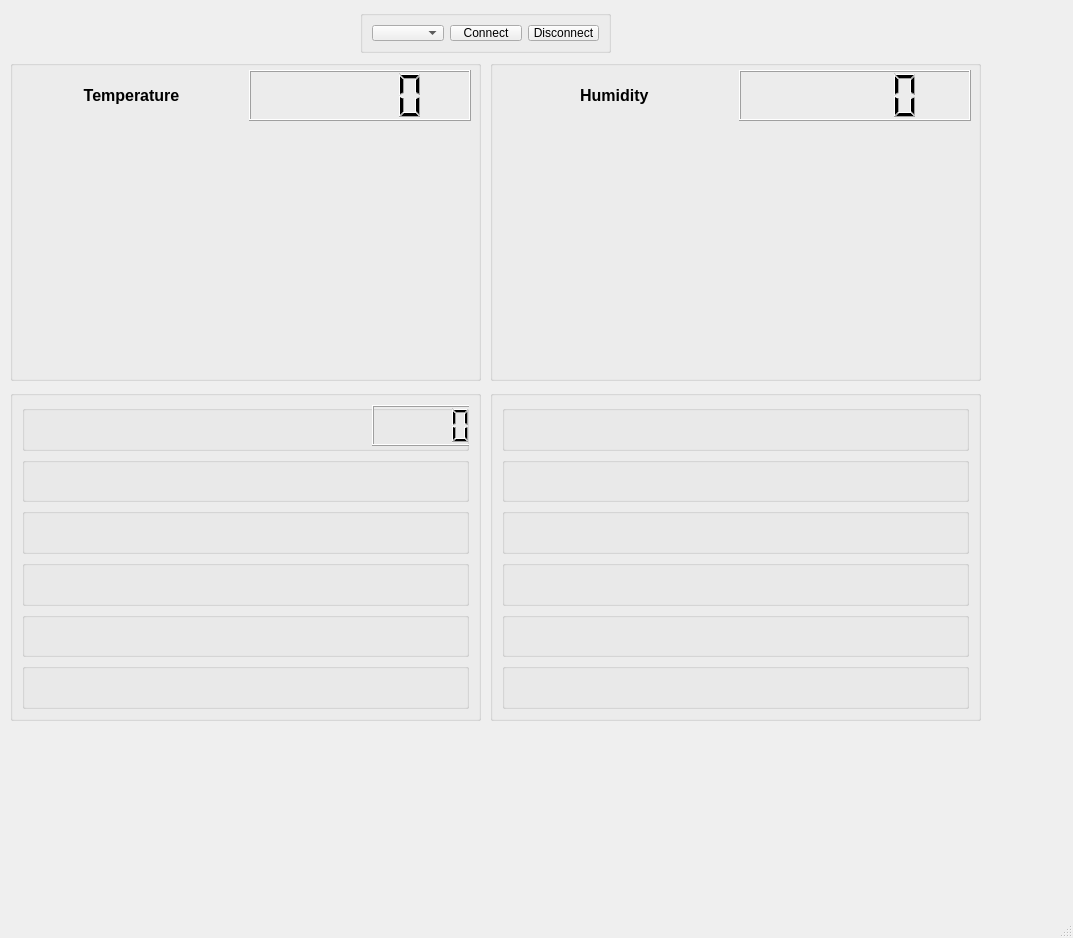
Before: the Qt Designer form WeatherStationv2/mainwindow.ui in JMikos7/it-academy, drawn with Qt 5.
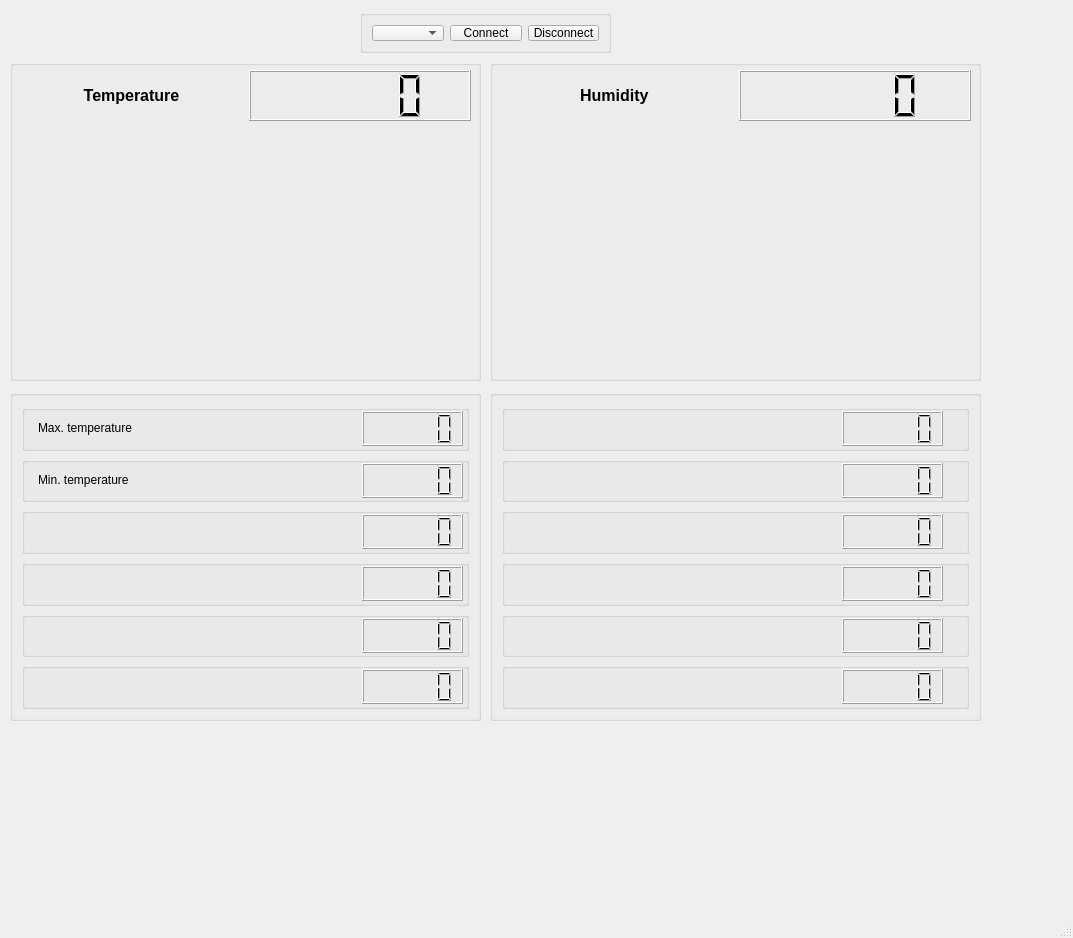
After: the same form once the commit is applied.

```diff
--- a/WeatherStationv2/mainwindow.ui
+++ b/WeatherStationv2/mainwindow.ui
@@ -200,6 +200,70 @@
      <string/>
     </property>
     <layout class="QGridLayout" name="gridLayout_2">
+     <item row="1" column="0">
+      <widget class="QGroupBox" name="groupBox_18">
+       <property name="title">
+        <string/>
+       </property>
+       <widget class="QLCDNumber" name="minLcd">
+        <property name="geometry">
+         <rect>
+          <x>340</x>
+          <y>6</y>
+          <width>101</width>
+          <height>35</height>
+         </rect>
+        </property>
+       </widget>
+       <widget class="QLabel" name="label_4">
+        <property name="geometry">
+         <rect>
+          <x>16</x>
+          <y>2</y>
+          <width>211</width>
+          <height>41</height>
+         </rect>
+        </property>
+        <property name="text">
+         <string>Min. temperature</string>
+        </property>
+       </widget>
+      </widget>
+     </item>
+     <item row="3" column="0">
+      <widget class="QGroupBox" name="groupBox_20">
+       <property name="title">
+        <string/>
+       </property>
+       <widget class="QLCDNumber" name="lcdnumber_3">
+        <property name="geometry">
+         <rect>
+          <x>340</x>
+          <y>6</y>
+          <width>101</width>
+          <height>35</height>
+         </rect>
+        </property>
+       </widget>
+      </widget>
+     </item>
+     <item row="4" column="0">
+      <widget class="QGroupBox" name="groupBox_21">
+       <property name="title">
+        <string/>
+       </property>
+       <widget class="QLCDNumber" name="lcdnumber_4">
+        <property name="geometry">
+         <rect>
+          <x>340</x>
+          <y>6</y>
+          <width>101</width>
+          <height>35</height>
+         </rect>
+        </property>
+       </widget>
+      </widget>
+     </item>
      <item row="0" column="0">
       <widget class="QGroupBox" name="groupBox_6">
        <property name="title">
@@ -208,41 +272,43 @@
        <widget class="QLCDNumber" name="maxLcd">
         <property name="geometry">
          <rect>
-          <x>350</x>
-          <y>0</y>
+          <x>340</x>
+          <y>6</y>
           <width>101</width>
+          <height>35</height>
+         </rect>
+        </property>
+       </widget>
+       <widget class="QLabel" name="label_3">
+        <property name="geometry">
+         <rect>
+          <x>16</x>
+          <y>2</y>
+          <width>211</width>
           <height>41</height>
          </rect>
         </property>
+        <property name="text">
+         <string>Max. temperature</string>
+        </property>
        </widget>
       </widget>
      </item>
-     <item row="1" column="0">
-      <widget class="QGroupBox" name="groupBox_7">
-       <property name="title">
-        <string/>
-       </property>
-      </widget>
-     </item>
      <item row="2" column="0">
       <widget class="QGroupBox" name="groupBox_8">
        <property name="title">
         <string/>
        </property>
-      </widget>
-     </item>
-     <item row="3" column="0">
-      <widget class="QGroupBox" name="groupBox_9">
-       <property name="title">
-        <string/>
-       </property>
-      </widget>
-     </item>
-     <item row="4" column="0">
-      <widget class="QGroupBox" name="groupBox_10">
-       <property name="title">
-        <string/>
-       </property>
+       <widget class="QLCDNumber" name="lcdnumber_2">
+        <property name="geometry">
+         <rect>
+          <x>340</x>
+          <y>6</y>
+          <width>101</width>
+          <height>35</height>
+         </rect>
+        </property>
+       </widget>
       </widget>
      </item>
      <item row="5" column="0">
@@ -250,6 +316,16 @@
        <property name="title">
         <string/>
        </property>
+       <widget class="QLCDNumber" name="lcdnumber_5">
+        <property name="geometry">
+         <rect>
+          <x>340</x>
+          <y>6</y>
+          <width>101</width>
+          <height>35</height>
+         </rect>
+        </property>
+       </widget>
       </widget>
      </item>
     </layout>
@@ -267,32 +343,38 @@
      <string/>
     </property>
     <layout class="QGridLayout" name="gridLayout_3">
-     <item row="0" column="0">
-      <widget class="QGroupBox" name="groupBox_12">
+     <item row="6" column="0">
+      <widget class="QGroupBox" name="groupBox_25">
        <property name="title">
         <string/>
        </property>
+       <widget class="QLCDNumber" name="lcdnumber_8">
+        <property name="geometry">
+         <rect>
+          <x>340</x>
+          <y>6</y>
+          <width>101</width>
+          <height>35</height>
+         </rect>
+        </property>
+       </widget>
       </widget>
      </item>
-     <item row="1" column="0">
-      <widget class="QGroupBox" name="groupBox_13">
+     <item row="8" column="0">
+      <widget class="QGroupBox" name="groupBox_26">
        <property name="title">
         <string/>
        </property>
-      </widget>
-     </item>
-     <item row="2" column="0">
-      <widget class="QGroupBox" name="groupBox_14">
-       <property name="title">
-        <string/>
-       </property>
-      </widget>
-     </item>
-     <item row="3" column="0">
-      <widget class="QGroupBox" name="groupBox_15">
-       <property name="title">
-        <string/>
-       </property>
+       <widget class="QLCDNumber" name="lcdnumber_9">
+        <property name="geometry">
+         <rect>
+          <x>340</x>
+          <y>6</y>
+          <width>101</width>
+          <height>35</height>
+         </rect>
+        </property>
+       </widget>
       </widget>
      </item>
      <item row="4" column="0">
@@ -300,6 +382,16 @@
        <property name="title">
         <string/>
        </property>
+       <widget class="QLCDNumber" name="lcdnumber_6">
+        <property name="geometry">
+         <rect>
+          <x>340</x>
+          <y>6</y>
+          <width>101</width>
+          <height>35</height>
+         </rect>
+        </property>
+       </widget>
       </widget>
      </item>
      <item row="5" column="0">
@@ -307,6 +399,50 @@
        <property name="title">
         <string/>
        </property>
+       <widget class="QLCDNumber" name="lcdnumber_11">
+        <property name="geometry">
+         <rect>
+          <x>340</x>
+          <y>6</y>
+          <width>101</width>
+          <height>35</height>
+         </rect>
+        </property>
+       </widget>
+      </widget>
+     </item>
+     <item row="7" column="0">
+      <widget class="QGroupBox" name="groupBox_24">
+       <property name="title">
+        <string/>
+       </property>
+       <widget class="QLCDNumber" name="lcdnumber_7">
+        <property name="geometry">
+         <rect>
+          <x>340</x>
+          <y>6</y>
+          <width>101</width>
+          <height>35</height>
+         </rect>
+        </property>
+       </widget>
+      </widget>
+     </item>
+     <item row="9" column="0">
+      <widget class="QGroupBox" name="groupBox_27">
+       <property name="title">
+        <string/>
+       </property>
+       <widget class="QLCDNumber" name="lcdnumber_10">
+        <property name="geometry">
+         <rect>
+          <x>340</x>
+          <y>6</y>
+          <width>101</width>
+          <height>35</height>
+         </rect>
+        </property>
+       </widget>
       </widget>
      </item>
     </layout>
```
Left out of the diff: 8 changed lines with no effect on the pictures.
